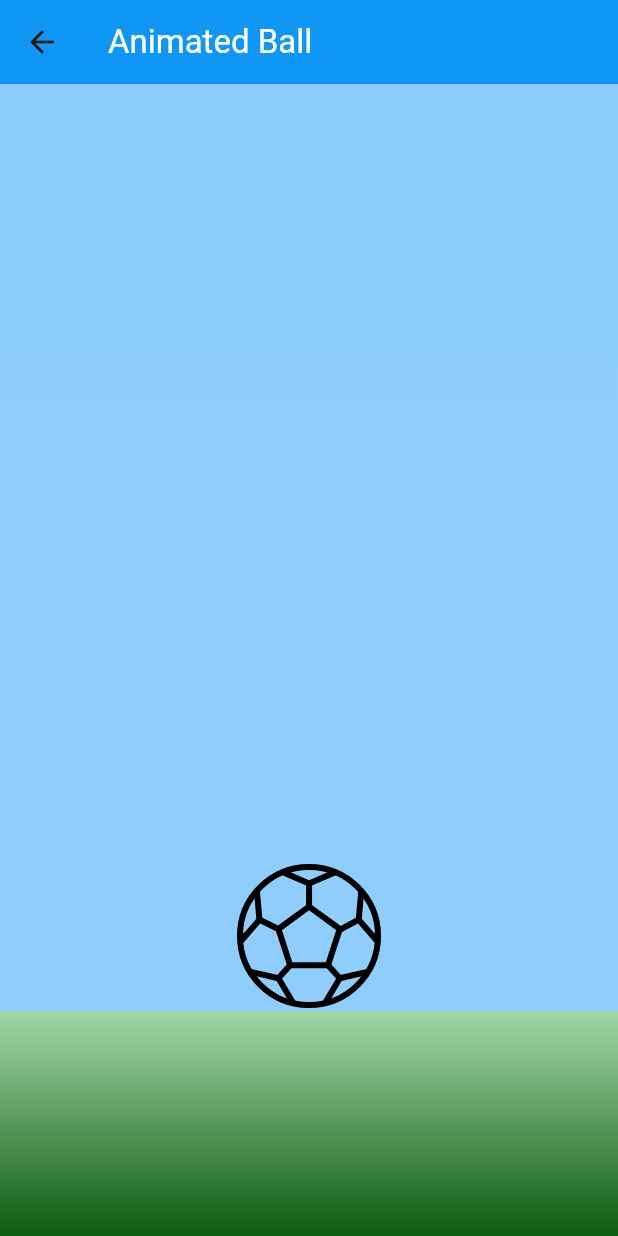
After one commit to Randan/learning-flutter, a Flutter app: the HomeworkLesson22 screen opened by its route, on a phone screen of 412 x 824 dp. The commit adds this screen. Run offline on Flutter 3.47's test engine with Material 3 defaults, Android fonts, the phone set to English and light mode, and no system bars; our stand-ins replace flutter_bloc, flutter_svg, go_router; project files that could hold a hidden picture were left out.

Commit message:
feat(lesson_22): implement advanced animation with AnimationController
- Add complex multi-stage animation sequence for soccer ball
- Implement position animation with easeOut and bounceOut curves
- Add continuous rotation animation throughout sequence
- Create proper lifecycle management with TickerProviderStateMixin
- Add gesture protection during animation execution
- Use mathematical constants (pi) for rotation calculations
- Implement custom getter for animation state management
- Add comprehensive documentation and README
- Update project changelog and main README

Closes: #lesson_22

```diff
--- /dev/null
+++ b/lib/features/homeworks/lesson_22/homework_lesson_22.dart
@@ -0,0 +1,136 @@
+import 'dart:math';
+
+import 'package:flutter/material.dart';
+import 'package:flutter_svg/flutter_svg.dart';
+
+class HomeworkLesson22 extends StatefulWidget {
+  const HomeworkLesson22({super.key});
+
+  @override
+  State<HomeworkLesson22> createState() => _HomeworkLesson22State();
+}
+
+class _HomeworkLesson22State extends State<HomeworkLesson22>
+    with TickerProviderStateMixin {
+  late AnimationController _positionController;
+  late AnimationController _rotationController;
+  late Animation<double> _positionAnimation;
+  late Animation<double> _rotationAnimation;
+
+  bool get _isAnimating => _positionController.isAnimating;
+
+  @override
+  void initState() {
+    super.initState();
+
+    _positionController = AnimationController(
+      duration: Duration(milliseconds: 1500),
+      vsync: this,
+    );
+
+    _rotationController = AnimationController(
+      duration: Duration(milliseconds: 1500),
+      vsync: this,
+    );
+
+    _positionAnimation = Tween<double>(begin: 1.0, end: -1.0).animate(
+      CurvedAnimation(parent: _positionController, curve: Curves.easeOut),
+    );
+
+    _rotationAnimation = Tween<double>(begin: 0.0, end: 3.0).animate(
+      CurvedAnimation(parent: _rotationController, curve: Curves.easeOut),
+    );
+  }
+
+  @override
+  void dispose() {
+    _positionController.dispose();
+    _rotationController.dispose();
+    super.dispose();
+  }
+
+  void _startBallAnimation() {
+    if (_isAnimating) return;
+
+    _positionController.reset();
+    _rotationController
+      ..reset()
+      ..forward();
+
+    _positionController.animateTo(
+      1.0,
+      duration: Duration(milliseconds: 600),
+      curve: Curves.easeOut,
+    );
+
+    Future.delayed(Duration(milliseconds: 700), () {
+      if (mounted) {
+        _positionController.animateTo(
+          0.0,
+          duration: Duration(milliseconds: 800),
+          curve: Curves.bounceOut,
+        );
+      }
+    });
+  }
+
+  @override
+  Widget build(BuildContext context) {
+    return Scaffold(
+      appBar: AppBar(
+        title: const Text(
+          'Animated Ball',
+          style: TextStyle(color: Colors.white),
+        ),
+        backgroundColor: Color(0xFF1097F6),
+        elevation: 0,
+        shadowColor: Colors.transparent,
+      ),
+      body: Column(
+        children: [
+          Expanded(
+            child: AnimatedBuilder(
+              animation: Listenable.merge([
+                _positionController,
+                _rotationController,
+              ]),
+              builder: (context, child) {
+                return Container(
+                  alignment: Alignment(0.0, _positionAnimation.value),
+                  decoration: BoxDecoration(
+                    gradient: LinearGradient(
+                      begin: Alignment.topCenter,
+                      end: Alignment.bottomCenter,
+                      colors: [Color(0xFF8dcdfe), Color(0xFF8fcdfc)],
+                    ),
+                  ),
+                  child: Transform.rotate(
+                    angle: _rotationAnimation.value * pi,
+                    child: GestureDetector(
+                      onTap: _isAnimating ? null : _startBallAnimation,
+                      child: SvgPicture.asset(
+                        'assets/images/soccer_ball.svg',
+                        width: 100,
+                        height: 100,
+                      ),
+                    ),
+                  ),
+                );
+              },
+            ),
+          ),
+          Container(
+            height: 150,
+            decoration: BoxDecoration(
+              gradient: LinearGradient(
+                begin: Alignment.topCenter,
+                end: Alignment.bottomCenter,
+                colors: [Color(0xFFa3d7aa), Color(0xFF0d5b11)],
+              ),
+            ),
+          ),
+        ],
+      ),
+    );
+  }
+}
--- a/lib/home_page.dart
+++ b/lib/home_page.dart
@@ -78,6 +78,12 @@ class MyHomePage extends StatelessWidget {
               ),
             ],
           ),
+          ElevatedButton(
+            child: const Text('L 22: Animated Ball'),
+            onPressed: () {
+              context.goNamed(ScreenNames.lesson22.name);
+            },
+          ),
         ],
       ),
     ),
--- a/lib/router/app_router.dart
+++ b/lib/router/app_router.dart
@@ -5,6 +5,7 @@ import 'package:learning_flutter/features/homeworks/lesson_19/bloc_task/bloc_cou
 import 'package:learning_flutter/features/homeworks/lesson_19/cubit_task/cubit_counter_screen.dart';
 import 'package:learning_flutter/features/homeworks/lesson_20/presentation/screens/rate_app_bloc_screen.dart';
 import 'package:learning_flutter/features/homeworks/lesson_20/presentation/screens/rate_app_cubit_screen.dart';
+import 'package:learning_flutter/features/homeworks/lesson_22/homework_lesson_22.dart';
 import 'package:learning_flutter/home_page.dart';
 import 'package:learning_flutter/router/screen_names.dart';
 
@@ -44,6 +45,11 @@ final appRouter = GoRouter(
           name: ScreenNames.lesson20Bloc.name,
           builder: (context, state) => const RateAppBlocScreen(),
         ),
+        GoRoute(
+          path: 'lesson_22',
+          name: ScreenNames.lesson22.name,
+          builder: (context, state) => const HomeworkLesson22(),
+        ),
       ],
     ),
   ],
--- a/lib/router/screen_names.dart
+++ b/lib/router/screen_names.dart
@@ -5,4 +5,5 @@ enum ScreenNames {
   lesson19Cubit,
   lesson20Cubit,
   lesson20Bloc,
+  lesson22,
 }
```
Also changed, not shown: assets/images/soccer_ball.svg (added), 3 other files.
